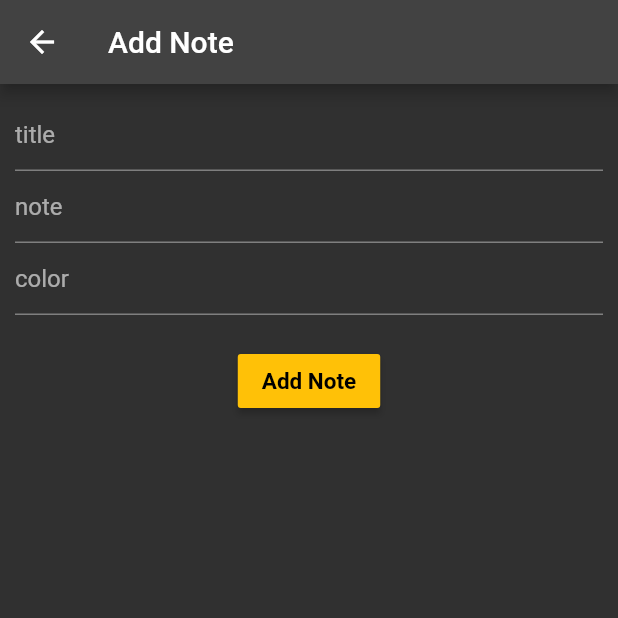
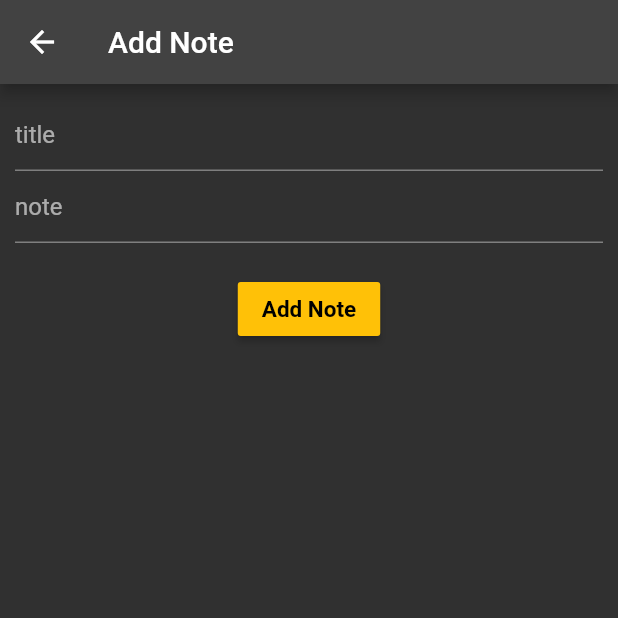
Before and after one commit to abdullah1995thecoder/my_notes, a Flutter app: the AddNote screen opened by its route, on a phone screen of 412 x 824 dp, the top half of it. Run offline on Flutter 3.47's test engine with Material 2 defaults, Android fonts, the phone set to English and light mode, and no system bars; our stand-ins replace sqflite; accounts and stored records are empty.

```diff
--- a/lib/Screens/AddNote.dart
+++ b/lib/Screens/AddNote.dart
@@ -1,4 +1,3 @@
-import 'package:flutter/cupertino.dart';
 import 'package:flutter/material.dart';
 import 'package:my_notes/db/SqlDb.dart';
 
@@ -15,7 +14,6 @@ class _AddNoteState extends State<AddNote> {
 
   TextEditingController note = TextEditingController();
   TextEditingController title = TextEditingController();
-  TextEditingController color = TextEditingController();
 
   @override
   Widget build(BuildContext context) {
@@ -24,7 +22,7 @@ class _AddNoteState extends State<AddNote> {
         title: const Text('Add Note'),
       ),
       body: Container(
-        padding: EdgeInsets.all(10),
+        padding: const EdgeInsets.all(10),
         child: ListView(
           children: [
             Form(
@@ -33,15 +31,11 @@ class _AddNoteState extends State<AddNote> {
                 children: [
                   TextFormField(
                     controller: title,
-                    decoration: InputDecoration(hintText: "title"),
+                    decoration: const InputDecoration(hintText: "title"),
                   ),
                   TextFormField(
                     controller: note,
-                    decoration: InputDecoration(hintText: "note"),
-                  ),
-                  TextFormField(
-                    controller: color,
-                    decoration: InputDecoration(hintText: "color"),
+                    decoration: const InputDecoration(hintText: "note"),
                   ),
                   Container(
                     height: 20,
@@ -51,15 +45,15 @@ class _AddNoteState extends State<AddNote> {
                     color: Colors.amber,
                     onPressed: () async {
                       int response = await sqlDb.insertData('''
-                        INSERT INTO notes ('note' , 'title', 'color' )
-                        VALUES ("${note.text}","${title.text}","${color.text}")
+                        INSERT INTO notes ( 'title','note' )
+                        VALUES ("${title.text}","${note.text}")
                         ''');
                       if (response > 0) {
                         Navigator.of(context).pushNamed('mynote');
                       }
                       print(response);
                     },
-                    child: Text(
+                    child: const Text(
                       'Add Note',
                       style:
                           TextStyle(fontSize: 15, fontWeight: FontWeight.bold),
--- a/lib/Screens/EditNote.dart
+++ b/lib/Screens/EditNote.dart
@@ -4,10 +4,8 @@ import 'package:my_notes/db/SqlDb.dart';
 class EditNote extends StatefulWidget {
   final note;
   final title;
-  final color;
   final id;
-  const EditNote({Key? key, this.note, this.title, this.id, this.color})
-      : super(key: key);
+  const EditNote({Key? key, this.note, this.title, this.id}) : super(key: key);
 
   @override
   State<EditNote> createState() => _EditNoteState();
@@ -19,13 +17,11 @@ class _EditNoteState extends State<EditNote> {
 
   TextEditingController note = TextEditingController();
   TextEditingController title = TextEditingController();
-  TextEditingController color = TextEditingController();
 
   @override
   void initState() {
     note.text = widget.note;
     title.text = widget.title;
-    color.text = widget.color;
     super.initState();
   }
 
@@ -53,10 +49,6 @@ class _EditNoteState extends State<EditNote> {
                     controller: note,
                     decoration: const InputDecoration(hintText: "note"),
                   ),
-                  TextFormField(
-                    controller: color,
-                    decoration: const InputDecoration(hintText: "color"),
-                  ),
                   Container(
                     height: 20,
                   ),
@@ -67,8 +59,7 @@ class _EditNoteState extends State<EditNote> {
                       int response = await sqlDb.updateData('''
                         UPDATE notes SET
                         note  = "${note.text}",
-                        title = "${title.text}",
-                        color = "${color.text}"
+                        title = "${title.text}"
                         WHERE id = ${widget.id}
                         ''');
                       if (response > 0) {
--- a/lib/Screens/mynote.dart
+++ b/lib/Screens/mynote.dart
@@ -62,7 +62,7 @@ class _mynoteState extends State<mynote> {
                             itemBuilder: (context, i) {
                               return Padding(
                                 padding: EdgeInsets.symmetric(
-                                    horizontal: 20, vertical: 5),
+                                    horizontal: 5, vertical: 5),
                                 child: Card(
                                   elevation: 5,
                                   child: ListTile(
@@ -93,7 +93,6 @@ class _mynoteState extends State<mynote> {
                                               Navigator.of(context)
                                                   .push(MaterialPageRoute(
                                                 builder: (context) => EditNote(
-                                                  color: notes[i]['color'],
                                                   title: notes[i]['title'],
                                                   note: notes[i]['note'],
                                                   id: notes[i]['id'],
--- a/lib/db/SqlDb.dart
+++ b/lib/db/SqlDb.dart
@@ -34,8 +34,7 @@ class SqlDb {
       CREATE TABLE "notes"(
         "id" INTEGER NOT NULL PRIMARY KEY AUTOINCREMENT,
         "title" TEXT NOT NULL,
-        "note" TEXT NOT NULL,
-        "color" TEXT NOT NULL
+        "note" TEXT NOT NULL
       )
     ''');
     await batch.commit();
--- a/lib/main.dart
+++ b/lib/main.dart
@@ -2,8 +2,6 @@ import 'package:flutter/material.dart';
 import 'package:my_notes/Screens/AddNote.dart';
 import 'package:my_notes/Screens/EditNote.dart';
 import 'package:my_notes/Screens/mynote.dart';
-
-import 'Screens/home.dart';
 
 void main() {
   runApp(const MyApp());
@@ -15,6 +13,7 @@ class MyApp extends StatelessWidget {
   @override
   Widget build(BuildContext context) {
     return MaterialApp(
+      debugShowCheckedModeBanner: false,
       theme: ThemeData.dark(),
       title: 'ATF',
       home: mynote(),
```
Also changed, not shown: lib/Screens/home.dart (deleted, +0 -76 lines).
